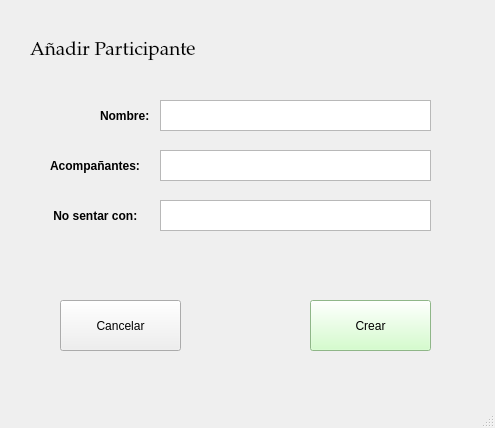
Old version of the form src/ui/AñadirParticipante.ui in the repository IvanJesusCorbalanPascual/Gestor-de-Eventos.
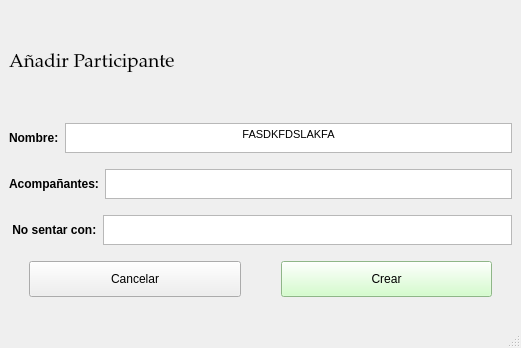
New version of the form.

Patch:
```diff
--- a/src/ui/AñadirParticipante.ui
+++ b/src/ui/AñadirParticipante.ui
@@ -6,42 +6,17 @@
    <rect>
     <x>0</x>
     <y>0</y>
-    <width>495</width>
-    <height>428</height>
+    <width>521</width>
+    <height>348</height>
    </rect>
   </property>
   <property name="windowTitle">
    <string>MainWindow</string>
   </property>
   <widget class="QWidget" name="centralwidget">
-   <widget class="QLabel" name="label_10">
-    <property name="geometry">
-     <rect>
-      <x>100</x>
-      <y>100</y>
-      <width>61</width>
-      <height>31</height>
-     </rect>
-    </property>
-    <property name="font">
-     <font>
-      <weight>75</weight>
-      <bold>true</bold>
-     </font>
-    </property>
-    <property name="text">
-     <string>Nombre:</string>
-    </property>
-   </widget>
+   <layout class="QVBoxLayout" name="verticalLayout">
+    <item>
    <widget class="QLabel" name="label_14">
-    <property name="geometry">
-     <rect>
-      <x>30</x>
-      <y>30</y>
-      <width>211</width>
-      <height>41</height>
-     </rect>
-    </property>
     <property name="font">
      <font>
       <family>Palatino Linotype</family>
@@ -52,45 +27,68 @@
      <string>Añadir Participante</string>
     </property>
    </widget>
-   <widget class="QPushButton" name="pushButton_4">
-    <property name="geometry">
-     <rect>
-      <x>310</x>
-      <y>300</y>
-      <width>121</width>
-      <height>51</height>
-     </rect>
-    </property>
-    <property name="styleSheet">
-     <string notr="true">QWidget {
-    background-color: rgb(200, 255, 190); /* Un verde muy pálido, casi menta */
-}</string>
+    </item>
+    <item>
+     <layout class="QHBoxLayout" name="horizontalLayout">
+      <property name="topMargin">
+       <number>0</number>
+      </property>
+      <item>
+       <widget class="QLabel" name="nombre">
+        <property name="maximumSize">
+         <size>
+          <width>16777215</width>
+          <height>30</height>
+         </size>
+        </property>
+        <property name="font">
+         <font>
+          <weight>75</weight>
+          <bold>true</bold>
+         </font>
     </property>
     <property name="text">
-     <string>Crear</string>
-    </property>
-   </widget>
-   <widget class="QTextEdit" name="textEdit_2">
-    <property name="geometry">
-     <rect>
-      <x>160</x>
-      <y>100</y>
-      <width>271</width>
-      <height>31</height>
-     </rect>
+         <string>Nombre:</string>
+        </property>
+       </widget>
+      </item>
+      <item>
+       <widget class="QTextEdit" name="txtNombre">
+        <property name="maximumSize">
+         <size>
+          <width>16777215</width>
+          <height>30</height>
+         </size>
+        </property>
+        <property name="styleSheet">
+         <string notr="true"/>
+        </property>
+        <property name="html">
+         <string>&lt;!DOCTYPE HTML PUBLIC &quot;-//W3C//DTD HTML 4.0//EN&quot; &quot;http://www.w3.org/TR/REC-html40/strict.dtd&quot;&gt;
+&lt;html&gt;&lt;head&gt;&lt;meta name=&quot;qrichtext&quot; content=&quot;1&quot; /&gt;&lt;style type=&quot;text/css&quot;&gt;
+p, li { white-space: pre-wrap; }
+&lt;/style&gt;&lt;/head&gt;&lt;body style=&quot; font-family:'MS Shell Dlg 2'; font-size:8.25pt; font-weight:400; font-style:normal;&quot;&gt;
+&lt;p align=&quot;center&quot; style=&quot; margin-top:0px; margin-bottom:0px; margin-left:0px; margin-right:0px; -qt-block-indent:0; text-indent:0px;&quot;&gt;&lt;span style=&quot; font-size:8pt;&quot;&gt;FASDKFDSLAKFA&lt;/span&gt;&lt;/p&gt;&lt;/body&gt;&lt;/html&gt;</string>
     </property>
     <property name="placeholderText">
-     <string/>
-    </property>
-   </widget>
-   <widget class="QLabel" name="label_11">
-    <property name="geometry">
-     <rect>
-      <x>50</x>
-      <y>150</y>
-      <width>111</width>
-      <height>31</height>
-     </rect>
+         <string>a</string>
+        </property>
+       </widget>
+      </item>
+     </layout>
+    </item>
+    <item>
+     <layout class="QHBoxLayout" name="horizontalLayout_2">
+      <property name="topMargin">
+       <number>10</number>
+      </property>
+      <item>
+       <widget class="QLabel" name="acompanyante">
+        <property name="maximumSize">
+         <size>
+          <width>16777215</width>
+          <height>30</height>
+         </size>
     </property>
     <property name="font">
      <font>
@@ -102,27 +100,41 @@
      <string>Acompañantes:</string>
     </property>
    </widget>
-   <widget class="QTextEdit" name="textEdit_3">
-    <property name="geometry">
-     <rect>
-      <x>160</x>
-      <y>150</y>
-      <width>271</width>
-      <height>31</height>
-     </rect>
+      </item>
+      <item>
+       <widget class="QTextEdit" name="txtAcompanyante">
+        <property name="maximumSize">
+         <size>
+          <width>16777215</width>
+          <height>30</height>
+         </size>
+        </property>
+        <property name="html">
+         <string>&lt;!DOCTYPE HTML PUBLIC &quot;-//W3C//DTD HTML 4.0//EN&quot; &quot;http://www.w3.org/TR/REC-html40/strict.dtd&quot;&gt;
+&lt;html&gt;&lt;head&gt;&lt;meta name=&quot;qrichtext&quot; content=&quot;1&quot; /&gt;&lt;style type=&quot;text/css&quot;&gt;
+p, li { white-space: pre-wrap; }
+&lt;/style&gt;&lt;/head&gt;&lt;body style=&quot; font-family:'MS Shell Dlg 2'; font-size:8.25pt; font-weight:400; font-style:normal;&quot;&gt;
+&lt;p align=&quot;center&quot; style=&quot;-qt-paragraph-type:empty; margin-top:0px; margin-bottom:0px; margin-left:0px; margin-right:0px; -qt-block-indent:0; text-indent:0px;&quot;&gt;&lt;br /&gt;&lt;/p&gt;&lt;/body&gt;&lt;/html&gt;</string>
     </property>
     <property name="placeholderText">
      <string/>
     </property>
    </widget>
-   <widget class="QLabel" name="label_12">
-    <property name="geometry">
-     <rect>
-      <x>50</x>
-      <y>200</y>
-      <width>111</width>
-      <height>31</height>
-     </rect>
+      </item>
+     </layout>
+    </item>
+    <item>
+     <layout class="QHBoxLayout" name="horizontalLayout_4">
+      <property name="topMargin">
+       <number>10</number>
+      </property>
+      <item>
+       <widget class="QLabel" name="noSentarCon">
+        <property name="maximumSize">
+         <size>
+          <width>16777215</width>
+          <height>30</height>
+         </size>
     </property>
     <property name="font">
      <font>
@@ -134,35 +146,74 @@
      <string> No sentar con:</string>
     </property>
    </widget>
-   <widget class="QTextEdit" name="textEdit_4">
-    <property name="geometry">
-     <rect>
-      <x>160</x>
-      <y>200</y>
-      <width>271</width>
-      <height>31</height>
-     </rect>
+      </item>
+      <item>
+       <widget class="QTextEdit" name="txtNoSentarCon">
+        <property name="maximumSize">
+         <size>
+          <width>16777215</width>
+          <height>30</height>
+         </size>
+        </property>
+        <property name="html">
+         <string>&lt;!DOCTYPE HTML PUBLIC &quot;-//W3C//DTD HTML 4.0//EN&quot; &quot;http://www.w3.org/TR/REC-html40/strict.dtd&quot;&gt;
+&lt;html&gt;&lt;head&gt;&lt;meta name=&quot;qrichtext&quot; content=&quot;1&quot; /&gt;&lt;style type=&quot;text/css&quot;&gt;
+p, li { white-space: pre-wrap; }
+&lt;/style&gt;&lt;/head&gt;&lt;body style=&quot; font-family:'MS Shell Dlg 2'; font-size:8.25pt; font-weight:400; font-style:normal;&quot;&gt;
+&lt;p align=&quot;center&quot; style=&quot;-qt-paragraph-type:empty; margin-top:0px; margin-bottom:0px; margin-left:0px; margin-right:0px; -qt-block-indent:0; text-indent:0px;&quot;&gt;&lt;br /&gt;&lt;/p&gt;&lt;/body&gt;&lt;/html&gt;</string>
     </property>
     <property name="placeholderText">
      <string/>
     </property>
    </widget>
-   <widget class="QPushButton" name="pushButton_5">
-    <property name="geometry">
-     <rect>
-      <x>60</x>
-      <y>300</y>
-      <width>121</width>
-      <height>51</height>
-     </rect>
-    </property>
+      </item>
+     </layout>
+    </item>
+    <item>
+     <layout class="QHBoxLayout" name="horizontalLayout_3">
+      <property name="spacing">
+       <number>40</number>
+      </property>
+      <property name="leftMargin">
+       <number>20</number>
+      </property>
+      <property name="topMargin">
+       <number>10</number>
+      </property>
+      <property name="rightMargin">
+       <number>20</number>
+      </property>
+      <property name="bottomMargin">
+       <number>20</number>
+      </property>
+      <item>
+       <widget class="QPushButton" name="btnCancelar">
     <property name="styleSheet">
-     <string notr="true"/>
+         <string notr="true">QWidget {
+	padding:10px;
+}</string>
     </property>
     <property name="text">
      <string>Cancelar</string>
     </property>
    </widget>
+      </item>
+      <item>
+       <widget class="QPushButton" name="btnCrear">
+        <property name="styleSheet">
+         <string notr="true">QWidget {
+    background-color: rgb(200, 255, 190); /* Un verde muy pálido, casi menta */
+	padding:10px;
+}</string>
+        </property>
+        <property name="text">
+         <string>Crear</string>
+        </property>
+       </widget>
+      </item>
+     </layout>
+    </item>
+   </layout>
   </widget>
   <widget class="QMenuBar" name="menubar">
    <property name="geometry">
```
Left out of the diff: 4 changed lines with no effect on the pictures. Lines whose indentation alone changed are shown as unchanged.
